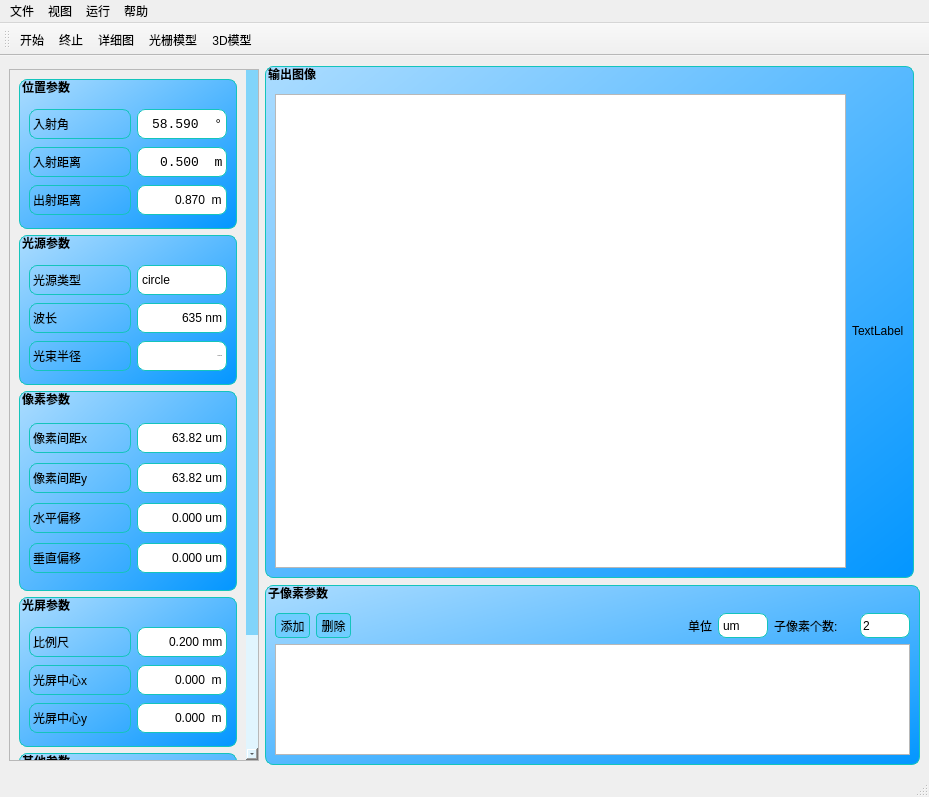
Jupiter2143/QtDiffractionSimulator, file mainwindow.ui: the form before one commit.
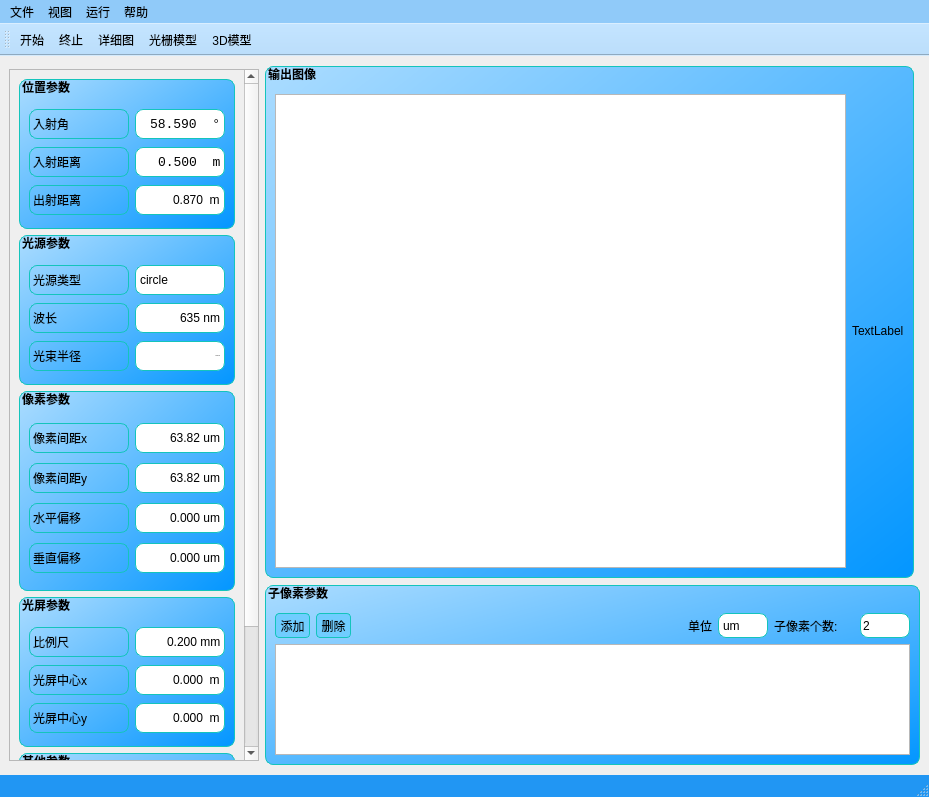
The form after the commit. Icons and pictures are not drawn. Custom widgets are drawn as their Qt base class.

What changed in the file:
```diff
--- a/mainwindow.ui
+++ b/mainwindow.ui
@@ -18,7 +18,9 @@
     <normaloff>:/res/sourceDir/laser.png</normaloff>:/res/sourceDir/laser.png</iconset>
   </property>
   <property name="styleSheet">
-   <string notr="true">
+   <string notr="true">font-family: Consolas;
+font-size: 13px;
+
 QMainWindow {
     background-color: #E3F2FD; /* 浅蓝色背景 */
 }
@@ -47,8 +49,7 @@
     background-color: #2196F3; /* 菜单项被选中时的蓝色背景 */
 }
 
-font-family: Consolas;
-font-size: 13px;
+
 </string>
   </property>
   <widget class="QWidget" name="centralwidget">
@@ -1484,7 +1485,7 @@
      <x>0</x>
      <y>0</y>
      <width>929</width>
-     <height>21</height>
+     <height>20</height>
     </rect>
    </property>
    <widget class="QMenu" name="menuFile">
```
